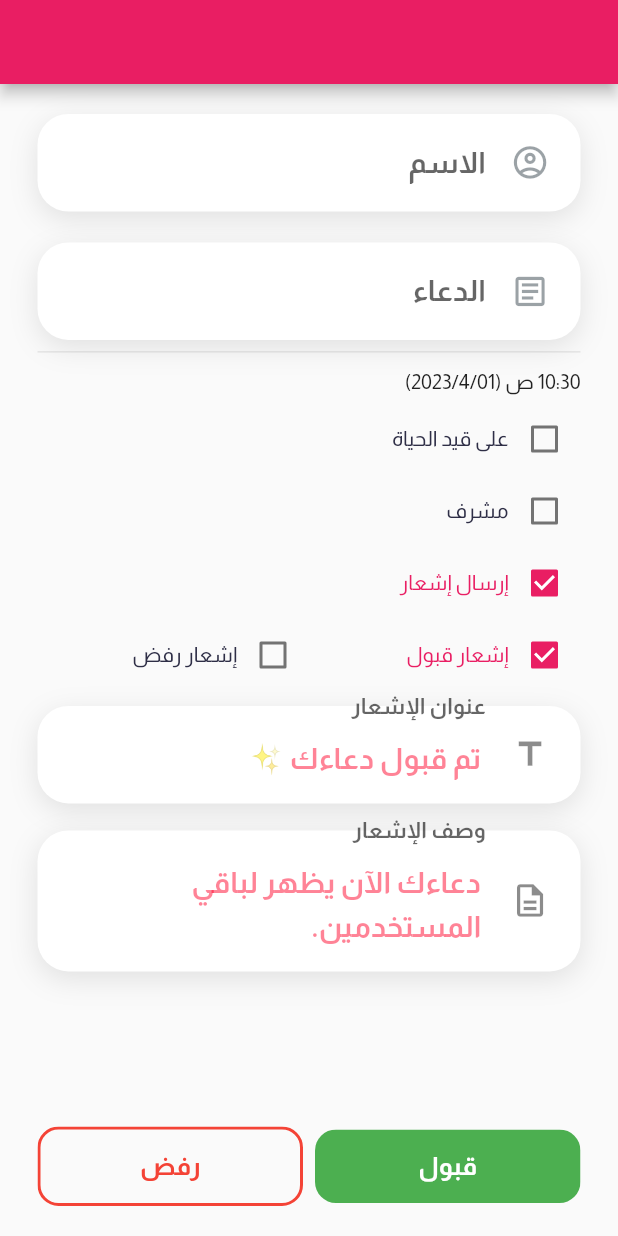
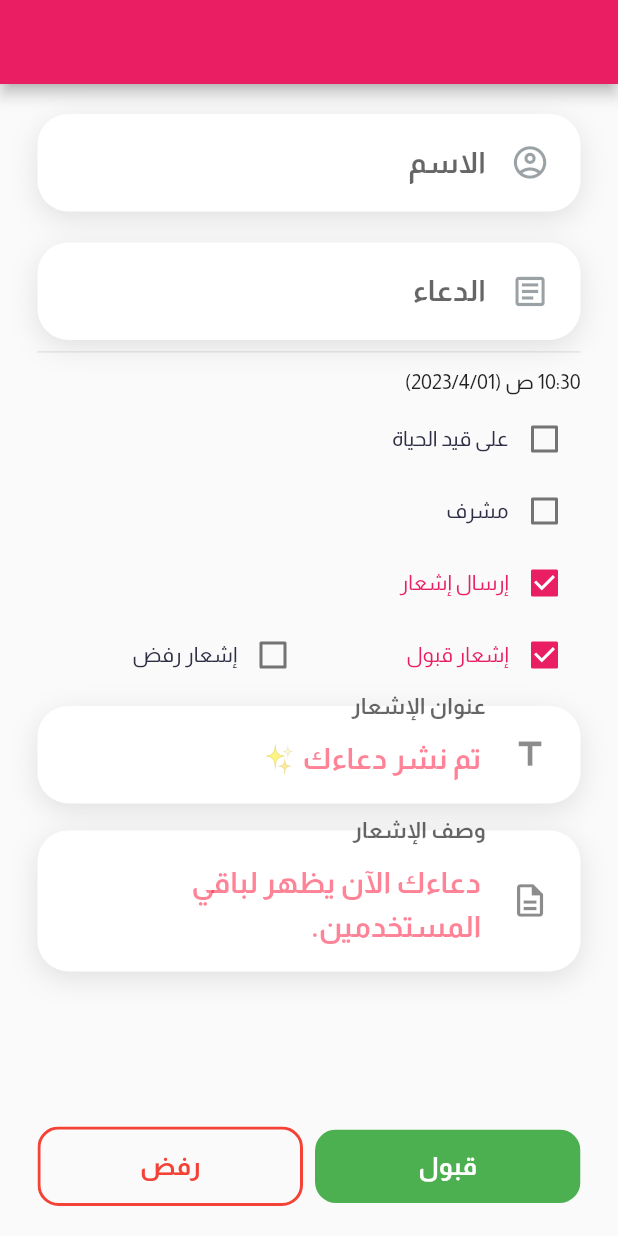
Before and after one commit to MAlazhariy/ramadan_mubarak, a Flutter app: the UserDataScreen screen opened directly with empty values, on a phone screen of 412 x 824 dp. Run offline on Flutter 3.47's test engine with Material 2 defaults, Android fonts, the phone set to English and light mode, and no system bars; our stand-ins replace adhan, cloud_firestore, dio, firebase_core, firebase_messaging, fluro and 14 more; missing offline and left inert: inview_notifier_list, platform_device_id; accounts and stored records are empty; statements that could not run were skipped.

Commit message:
modify: update default approve/reject notification desc

```diff
--- a/lib/utils/app_string_keys.dart
+++ b/lib/utils/app_string_keys.dart
@@ -16,10 +16,10 @@ class AppLocalKeys {
 }
 
 class AppStrings {
-  static const defaultApproveFCMTitle = "تم قبول دعاءك ✨";
+  static const defaultApproveFCMTitle = "تم نشر دعاءك ✨";
   static const defaultApproveFCMBody = "دعاءك الآن يظهر لباقي المستخدمين.";
   // static const defaultApproveFCMBody = "دعاءك الآن سيظهر لباقي المستخدمين وسيقومون بالدعاء لك كما ستقوم بالدعاء لهم أيضًا";
-  static const defaultRejectFCMTitle = "للأسف، تم رفض بيانات دعاءك 😢";
+  static const defaultRejectFCMTitle = "للأسف، لن يتم نشر دعاءك 😢";
   static const defaultRejectFCMBody = "لن يظهر دعاءك للمستخدمين.\n"
       "يرجى محاولة تعديل بياناتك أو التواصل معنا.";
 }
```
